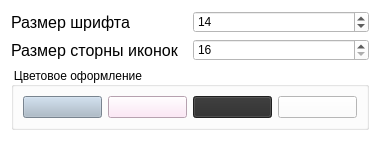
This is Windows/settings.ui in GooseInBacket/QT-ToDo-list as Qt 5 draws it before an edit. The edited form follows.
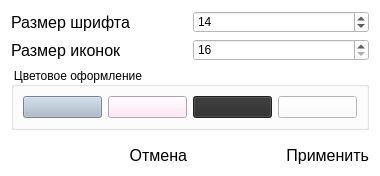
This is the edited form.

Diff of the .ui file:
```diff
--- a/Windows/settings.ui
+++ b/Windows/settings.ui
@@ -7,7 +7,7 @@
     <x>0</x>
     <y>0</y>
     <width>380</width>
-    <height>132</height>
+    <height>171</height>
    </rect>
   </property>
   <property name="windowTitle">
@@ -58,7 +58,7 @@
         </font>
        </property>
        <property name="text">
-        <string>Размер сторны иконок</string>
+        <string>Размер иконок</string>
        </property>
       </widget>
      </item>
@@ -123,6 +123,92 @@
      </layout>
     </widget>
    </item>
+   <item>
+    <layout class="QHBoxLayout" name="horizontalLayout_2">
+     <item>
+      <widget class="QPushButton" name="cancel">
+       <property name="font">
+        <font>
+         <family>Segoe UI</family>
+         <pointsize>12</pointsize>
+        </font>
+       </property>
+       <property name="styleSheet">
+        <string notr="true">QPushButton{
+	text-align: right;
+	margin-top: 10px;
+	background-color: rgba(255, 255, 255, 0);
+	border: 0px solid transparent;
+}
+
+QPushButton:hover
+{
+	background-color: rgb(208, 208, 208);
+}
+
+QPushButton:pressed
+{
+	background-color: rgb(183, 228, 255);
+}
+
+QPushButton:disabled
+{
+	background-color: rgb(165, 165, 165);
+	border-color: rgb(77, 77, 77);
+	color: rgb(255, 255, 255);
+}</string>
+       </property>
+       <property name="text">
+        <string>Отмена</string>
+       </property>
+       <property name="shortcut">
+        <string>Esc</string>
+       </property>
+      </widget>
+     </item>
+     <item>
+      <widget class="QPushButton" name="submit">
+       <property name="font">
+        <font>
+         <family>Segoe UI</family>
+         <pointsize>12</pointsize>
+        </font>
+       </property>
+       <property name="styleSheet">
+        <string notr="true">QPushButton{
+	text-align: right;
+	margin-top: 10px;
+	background-color: rgba(255, 255, 255, 0);
+	border: 0px solid transparent;
+}
+
+QPushButton:hover
+{
+	background-color: rgb(208, 208, 208);
+}
+
+QPushButton:pressed
+{
+	background-color: rgb(183, 228, 255);
+}
+
+QPushButton:disabled
+{
+	background-color: rgb(165, 165, 165);
+	border-color: rgb(77, 77, 77);
+	color: rgb(255, 255, 255);
+}</string>
+       </property>
+       <property name="text">
+        <string>Применить</string>
+       </property>
+       <property name="shortcut">
+        <string>Return</string>
+       </property>
+      </widget>
+     </item>
+    </layout>
+   </item>
   </layout>
  </widget>
  <resources/>
```
